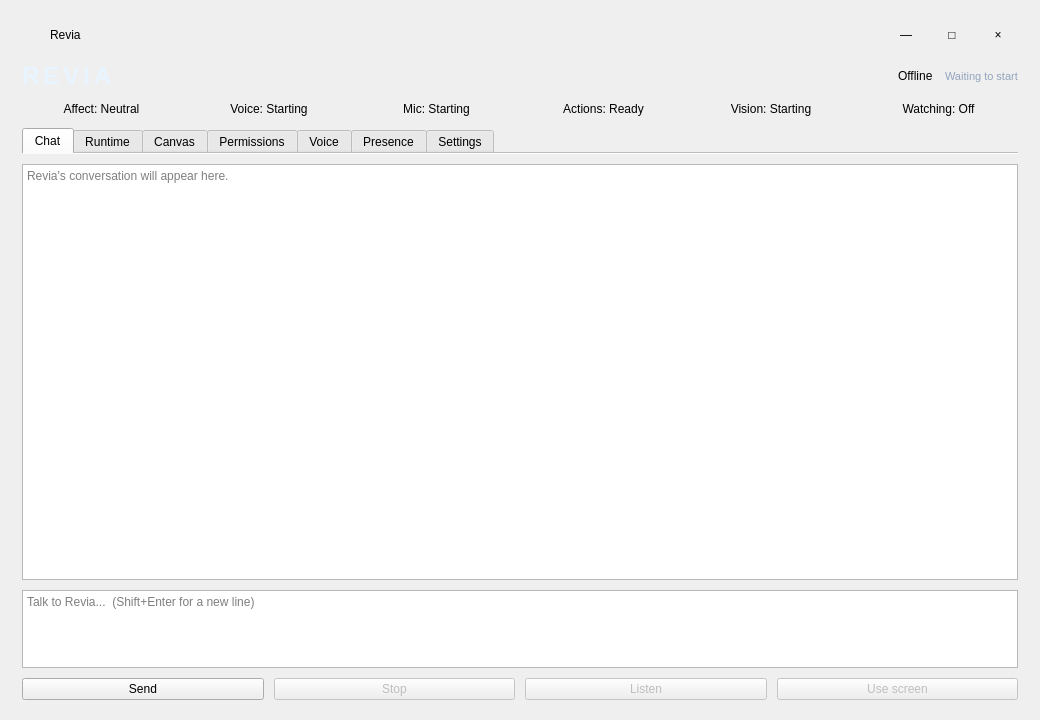
Qt form Desktop/reviaWindow.ui (MahouSenseii/R.E.V.I.A) before a commit.
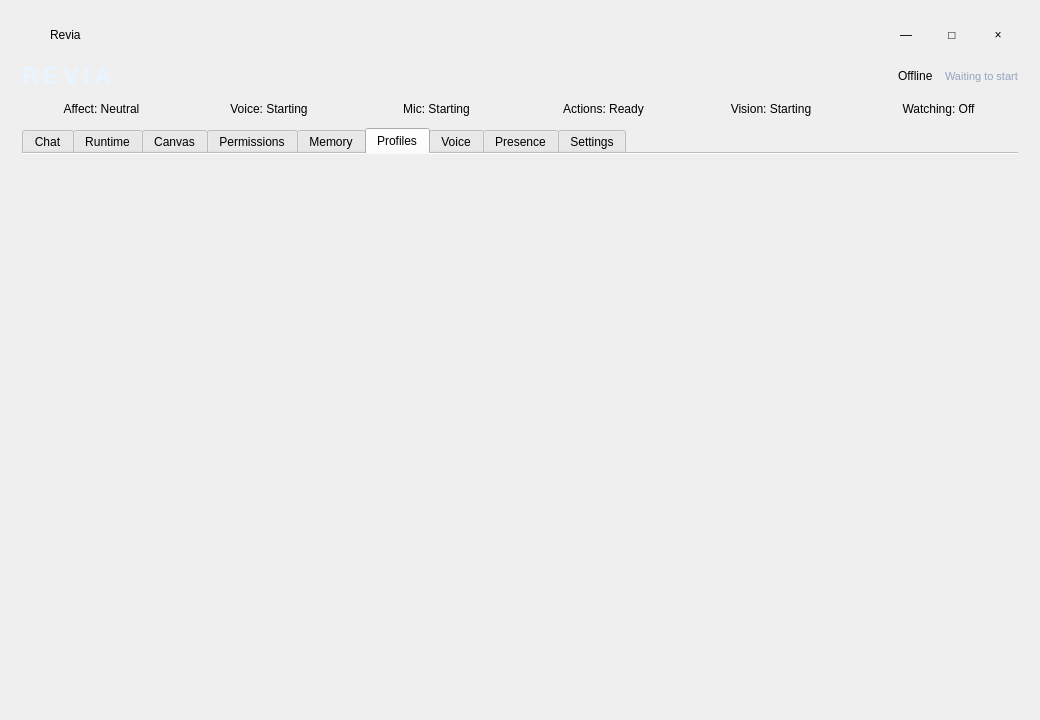
The same form after that commit. The open tabs and pages were chosen to show the change.

What changed in the file:
```diff
--- a/Desktop/reviaWindow.ui
+++ b/Desktop/reviaWindow.ui
@@ -95,6 +95,20 @@
       </widget>
       <widget class="QWidget" name="canvasPage"><attribute name="title"><string>Canvas</string></attribute><layout class="QVBoxLayout" name="canvasHostLayout"><property name="leftMargin"><number>0</number></property><property name="topMargin"><number>8</number></property><property name="rightMargin"><number>0</number></property><property name="bottomMargin"><number>0</number></property></layout></widget>
       <widget class="QWidget" name="permissionsPage"><attribute name="title"><string>Permissions</string></attribute><layout class="QVBoxLayout" name="permissionsHostLayout"><property name="leftMargin"><number>0</number></property><property name="topMargin"><number>8</number></property><property name="rightMargin"><number>0</number></property><property name="bottomMargin"><number>0</number></property></layout></widget>
+      <widget class="QWidget" name="memoryTab">
+       <attribute name="title"><string>Memory</string></attribute>
+       <layout class="QVBoxLayout" name="memoryHostLayout"><property name="leftMargin"><number>0</number></property><property name="topMargin"><number>8</number></property><property name="rightMargin"><number>0</number></property><property name="bottomMargin"><number>0</number></property></layout>
+      </widget>
+      <widget class="QWidget" name="profilesTab">
+       <attribute name="title"><string>Profiles</string></attribute>
+       <layout class="QVBoxLayout" name="profilesTabLayout"><property name="leftMargin"><number>0</number></property><property name="topMargin"><number>8</number></property><property name="rightMargin"><number>0</number></property><property name="bottomMargin"><number>0</number></property>
+        <item><widget class="QScrollArea" name="profilesScroll"><property name="frameShape"><enum>QFrame::NoFrame</enum></property><property name="widgetResizable"><bool>true</bool></property><property name="horizontalScrollBarPolicy"><enum>Qt::ScrollBarAlwaysOff</enum></property>
+         <widget class="QWidget" name="profilesPage"><property name="geometry"><rect><x>0</x><y>0</y><width>900</width><height>860</height></rect></property>
+          <layout class="QVBoxLayout" name="profilesHostLayout"><property name="spacing"><number>10</number></property><property name="leftMargin"><number>0</number></property><property name="topMargin"><number>0</number></property><property name="rightMargin"><number>10</number></property><property name="bottomMargin"><number>0</number></property></layout>
+         </widget>
+        </widget></item>
+       </layout>
+      </widget>
       <widget class="QWidget" name="voiceTab">
        <attribute name="title"><string>Voice</string></attribute>
        <layout class="QVBoxLayout" name="voiceTabLayout"><property name="leftMargin"><number>0</number></property><property name="topMargin"><number>8</number></property><property name="rightMargin"><number>0</number></property><property name="bottomMargin"><number>0</number></property>
```
Left out of the diff: 12 changed lines with no effect on the pictures.
